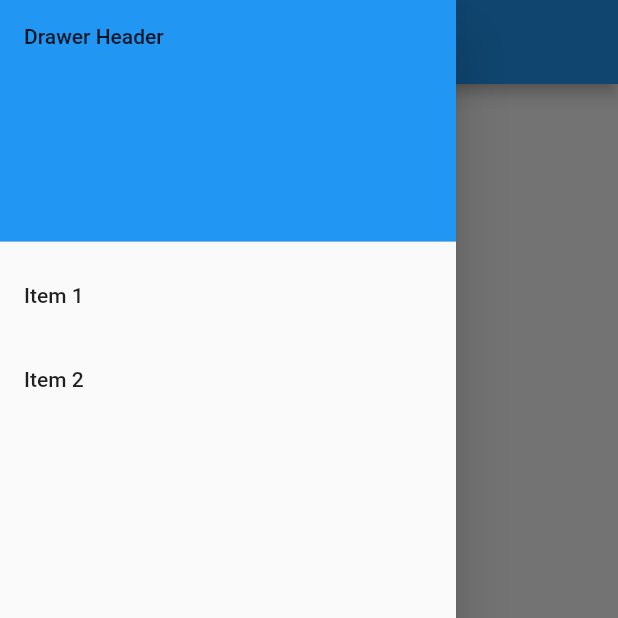
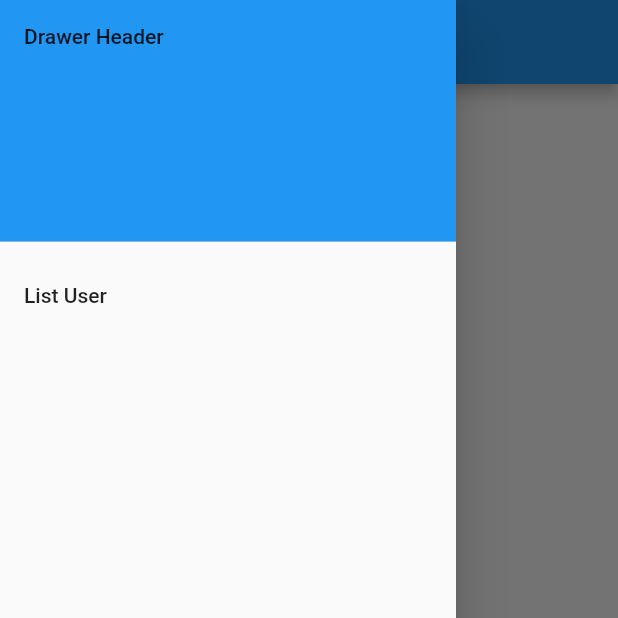
Before and after one commit to cikenstrip/flutter_tutorial, a Flutter app: the screen it shows after launch, with the side drawer open, on a phone screen of 412 x 824 dp, the top half of it. Run offline on Flutter 3.47's test engine with Material 2 defaults, Android fonts, the phone set to English and light mode, and no system bars.

Commit message:
Bab Navigasi & Multiple Pages

```diff
--- a/lib/helloworld.dart
+++ b/lib/helloworld.dart
@@ -1,34 +1,11 @@
 import 'package:flutter/material.dart';
+import 'widget_drawercustom.dart';
 
 class HelloWorld extends StatelessWidget {
   @override
   Widget build(BuildContext context) {
       return Scaffold(
-          drawer: new Drawer(
-            child: ListView(
-              padding: EdgeInsets.zero,
-              children: <Widget>[
-                DrawerHeader(
-                  child: Text('Drawer Header'),
-                  decoration: BoxDecoration(
-                    color: Colors.blue,
-                  ),
-                ),
-                ListTile(
-                  title: Text('Item 1'),
-                  onTap: () {
-                    // Update the state of the app
-                  },
-                ),
-                ListTile(
-                  title: Text('Item 2'),
-                  onTap: () {
-                    // Update the state of the app
-                  },
-                ),
-              ],
-            ),
-          ),
+          drawer: new DrawercustomWidget(),
           appBar: new AppBar(
             title: new Text("Hello World"),
           ),
--- /dev/null
+++ b/lib/widget_drawercustom.dart
@@ -0,0 +1,33 @@
+import 'package:flutter/material.dart';
+import 'page_list.dart';
+
+class DrawercustomWidget extends StatelessWidget {
+  @override
+  Widget build(BuildContext context) {
+    return new Drawer(
+      child: ListView(
+        padding: EdgeInsets.zero,
+        children: <Widget>[
+          DrawerHeader(
+            child: Text('Drawer Header'),
+            decoration: BoxDecoration(
+              color: Colors.blue,
+            ),
+          ),
+          ListTile(
+            title: Text('List User'),
+            onTap: () {
+              Navigator.pop(context);
+              Navigator.push(
+                context,
+                MaterialPageRoute(
+                  builder: (context) => PageList()
+                ),
+              );
+            },
+          ),
+        ],
+      ),
+    );
+  }
+}
```
